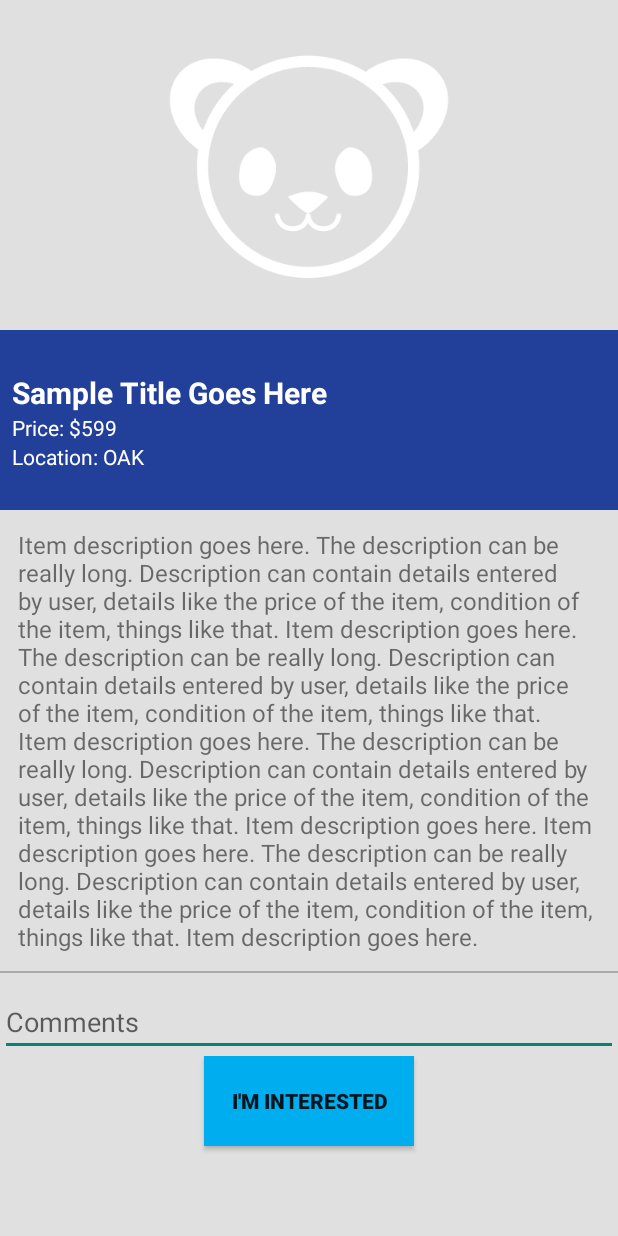
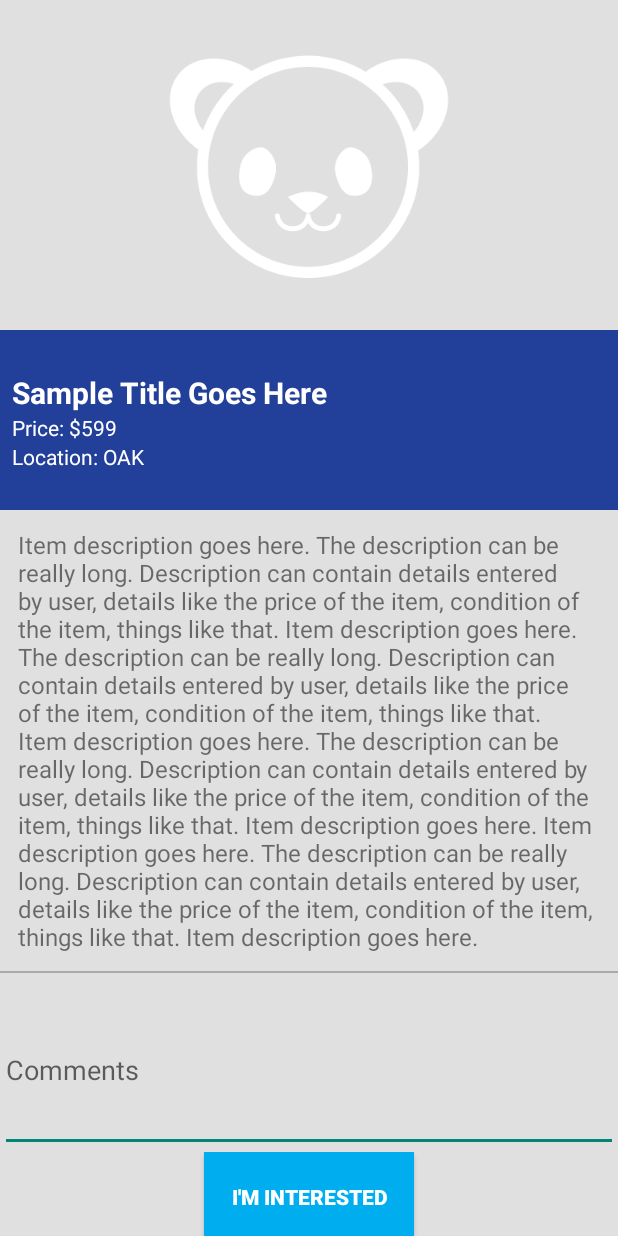
Before and after one commit to marcn/pandaslist, an Android app: the PostDetailActivity screen opened directly, with no data from a screen before it, on a phone screen of 412 x 824 dp. Run offline under Robolectric (Android 15) with nearby library versions, the light colour scheme and no system bars; libraries missing offline, so code that uses them is left out: android.support.v7; pictures from the network do not load.

Commit message:
button text white

```diff
--- a/mobile/android/PandaList/app/src/main/res/layout/activity_post_details.xml
+++ b/mobile/android/PandaList/app/src/main/res/layout/activity_post_details.xml
@@ -101,6 +101,9 @@
                 android:layout_marginTop="10dp"
                 android:layout_width="fill_parent"
                 android:layout_height="wrap_content"
+                android:inputType="textMultiLine"
+                android:lines="4"
+                android:maxLines="4"
                 android:hint="Comments"
                 />
 
@@ -128,6 +131,7 @@
                     style="?android:attr/selectableItemBackground"
                     android:textStyle="bold"
                     android:layout_marginBottom="8dp"
+                    android:textColor="@color/white"
                     android:text="I'm Interested" />
             </LinearLayout>
 
```
